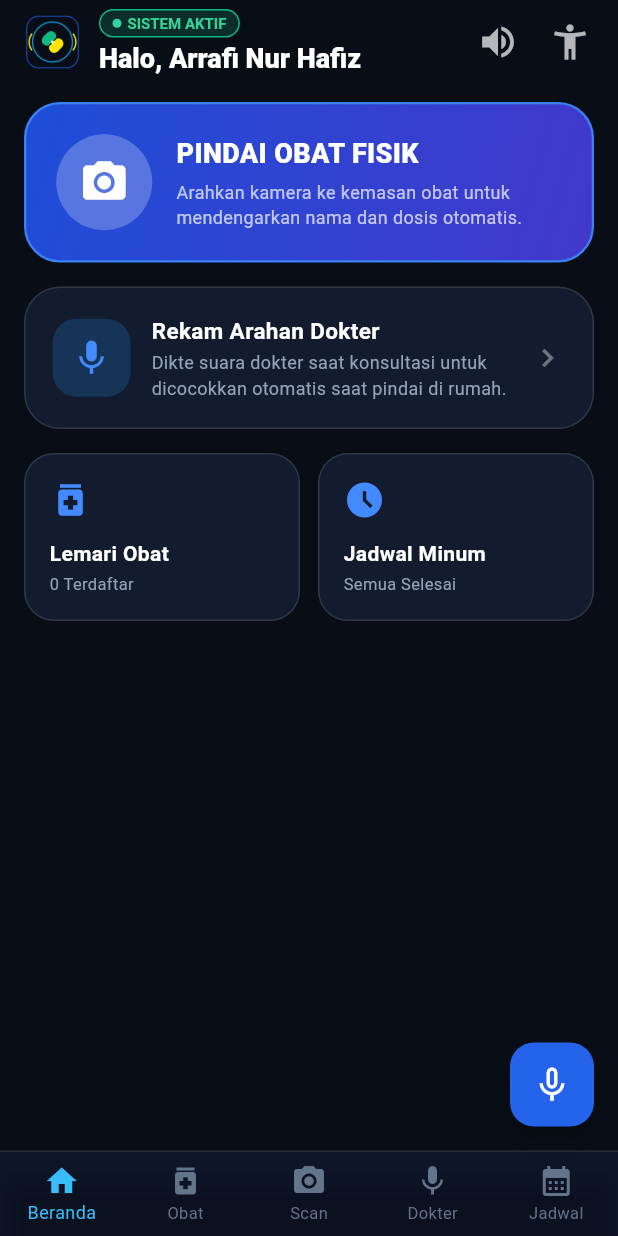
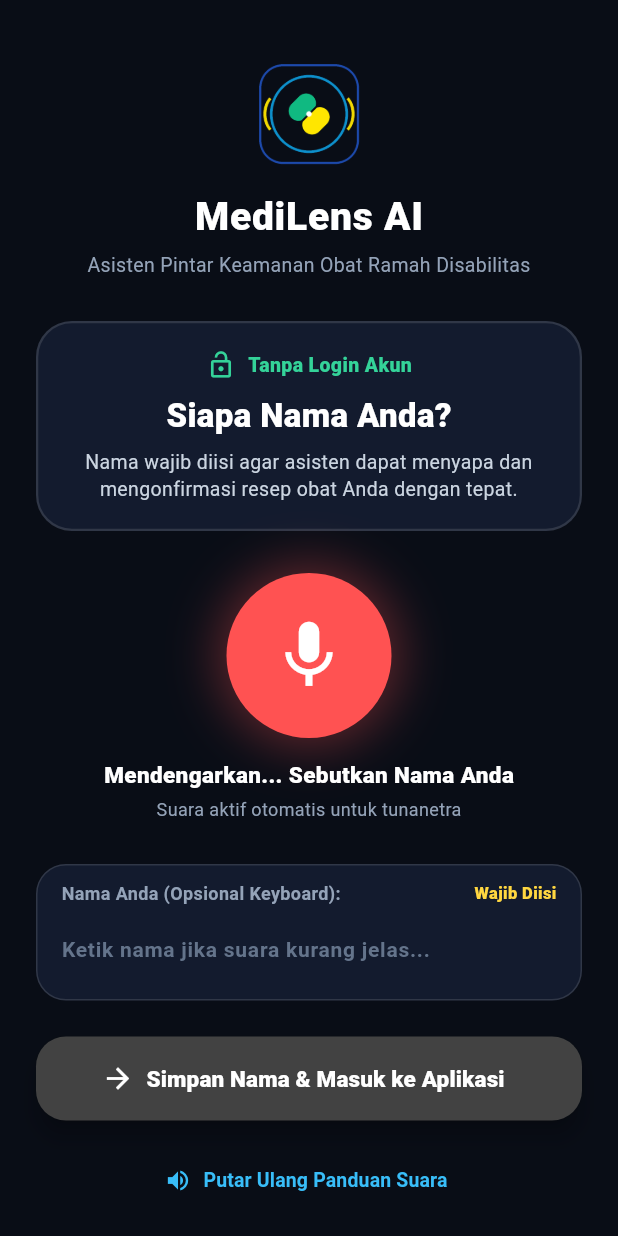
Before and after one commit to ArrafiNurHafiz/MediLens-AI, a Flutter app: the screen it shows after launch, on a phone screen of 412 x 824 dp. Run offline on Flutter 3.47's test engine with Material 3 defaults, Android fonts, the phone set to English and light mode, and no system bars; our stand-ins replace camera, flutter_tts, shared_preferences, speech_to_text, vibration.

Commit message:
feat(onboarding): zero-login onboarding wajib isi nama dengan default input suara dan opsi keyboard

```diff
--- a/lib/main.dart
+++ b/lib/main.dart
@@ -7,6 +7,7 @@ import 'screens/doctor_consultation_screen.dart';
 import 'screens/scan_screen.dart';
 import 'screens/medicine_cabinet_screen.dart';
 import 'screens/schedule_screen.dart';
+import 'screens/welcome_name_screen.dart';
 import 'widgets/voice_commander_dialog.dart';
 
 void main() {
@@ -34,7 +35,9 @@ class MediLensApp extends StatelessWidget {
         highContrast: settings.highContrast,
         largeFont: settings.largeFont,
       ),
-      home: const MainNavigationShell(),
+      home: provider.isOnboarded
+          ? const MainNavigationShell()
+          : const WelcomeNameScreen(),
     );
   }
 }
--- a/lib/models/medicine_models.dart
+++ b/lib/models/medicine_models.dart
@@ -373,7 +373,7 @@ class UserProfile {
   AccessibilitySettings settings;
 
   UserProfile({
-    this.name = 'Arrafi Nur Hafiz',
+    this.name = '',
     this.age = 25,
     this.gender = 'Laki-laki',
     this.bloodType = 'O+',
@@ -400,7 +400,7 @@ class UserProfile {
       };
 
   factory UserProfile.fromJson(Map<String, dynamic> json) => UserProfile(
-        name: json['name'] ?? 'Arrafi Nur Hafiz',
+        name: json['name'] ?? '',
         age: json['age'] ?? 25,
         gender: json['gender'] ?? 'Laki-laki',
         bloodType: json['bloodType'] ?? 'O+',
--- a/lib/providers/medicine_provider.dart
+++ b/lib/providers/medicine_provider.dart
@@ -14,6 +14,7 @@ class MedicineProvider extends ChangeNotifier {
   List<DoctorConsultation> _consultations = [];
   UserProfile _profile = UserProfile();
   bool _isLoaded = false;
+  bool _isOnboarded = false;
 
   final FlutterTts _tts = FlutterTts();
 
@@ -24,6 +25,7 @@ class MedicineProvider extends ChangeNotifier {
       _consultations.isNotEmpty ? _consultations.first : null;
   UserProfile get profile => _profile;
   bool get isLoaded => _isLoaded;
+  bool get isOnboarded => _isOnboarded;
 
   MedicineProvider() {
     _initTts();
@@ -101,6 +103,9 @@ class MedicineProvider extends ChangeNotifier {
       if (profileJson != null) {
         _profile = UserProfile.fromJson(jsonDecode(profileJson));
       }
+
+      final savedOnboarded = prefs.getBool('medilens_fresh_v2_onboarded') ?? false;
+      _isOnboarded = savedOnboarded && _profile.name.trim().isNotEmpty;
     } catch (e) {
       debugPrint('Storage load error: $e');
     } finally {
@@ -231,6 +236,22 @@ class MedicineProvider extends ChangeNotifier {
     _saveToStorage();
     triggerHaptic('success');
     notifyListeners();
+  }
+
+  Future<void> completeOnboarding(String userName) async {
+    final cleanName = userName.trim().isNotEmpty ? userName.trim() : 'Pengguna';
+    _profile.name = cleanName;
+    _isOnboarded = true;
+    notifyListeners(); // Transisi UI instan tanpa menunggu penulisan storage
+    try {
+      final prefs = await SharedPreferences.getInstance();
+      await prefs.setBool('medilens_fresh_v2_onboarded', true);
+      await _saveToStorage();
+      triggerHaptic('success');
+      speak('Terima kasih $cleanName. Profil Anda telah aktif. Selamat datang di MediLens AI.');
+    } catch (e) {
+      debugPrint('Onboarding save error: $e');
+    }
   }
 
   void updateAccessibility(AccessibilitySettings newSettings) {
--- /dev/null
+++ b/lib/screens/welcome_name_screen.dart
@@ -0,0 +1,420 @@
+import 'dart:async';
+import 'package:flutter/material.dart';
+import 'package:provider/provider.dart';
+import 'package:speech_to_text/speech_to_text.dart' as stt;
+import '../providers/medicine_provider.dart';
+
+class WelcomeNameScreen extends StatefulWidget {
+  const WelcomeNameScreen({super.key});
+
+  @override
+  State<WelcomeNameScreen> createState() => _WelcomeNameScreenState();
+}
+
+class _WelcomeNameScreenState extends State<WelcomeNameScreen> {
+  final TextEditingController _nameController = TextEditingController();
+  late stt.SpeechToText _speech;
+  bool _isListening = false;
+  Timer? _autoListenTimer;
+
+  @override
+  void initState() {
+    super.initState();
+    _speech = stt.SpeechToText();
+
+    WidgetsBinding.instance.addPostFrameCallback((_) {
+      final provider = context.read<MedicineProvider>();
+      provider.triggerHaptic('success');
+      provider.speak(
+        'Selamat datang di MediLens AI. Pendaftaran instan tanpa login akun. Nama Anda wajib diisi. Silakan sebutkan nama Anda setelah getaran.',
+      );
+
+      // Default menggunakan input suara: aktifkan mikrofon otomatis
+      _autoListenTimer = Timer(const Duration(milliseconds: 4000), () {
+        if (mounted && _nameController.text.trim().isEmpty) {
+          _startListening();
+        }
+      });
+    });
+  }
+
+  void _startListening() async {
+    final provider = context.read<MedicineProvider>();
+    provider.triggerHaptic('click');
+    provider.stopSpeech();
+
+    bool available = await _speech.initialize(
+      onStatus: (status) {
+        if (status == 'notListening' && mounted) {
+          setState(() => _isListening = false);
+        }
+      },
+      onError: (val) {
+        if (mounted) setState(() => _isListening = false);
+      },
+    );
+
+    if (available) {
+      setState(() => _isListening = true);
+      provider.triggerHaptic('click');
+
+      _speech.listen(
+        onResult: (val) {
+          if (mounted) {
+            final words = val.recognizedWords.trim();
+            if (words.isNotEmpty) {
+              setState(() {
+                _nameController.text = _formatName(words);
+              });
+            }
+            if (val.finalResult && words.isNotEmpty) {
+              final formatted = _formatName(words);
+              provider.triggerHaptic('success');
+              provider.speak(
+                'Nama Anda $formatted. Ketuk tombol Masuk di bawah atau ketuk layar dua kali untuk mulai.',
+              );
+            }
+          }
+        },
+      );
+    } else {
+      provider.speak('Mikrofon suara tidak dapat diakses. Silakan gunakan keyboard di bawah.');
+    }
+  }
+
+  String _formatName(String raw) {
+    if (raw.isEmpty) return raw;
+    return raw.split(' ').map((word) {
+      if (word.isEmpty) return word;
+      return word[0].toUpperCase() + word.substring(1).toLowerCase();
+    }).join(' ');
+  }
+
+  void _submitName() {
+    final name = _nameController.text.trim();
+    final provider = context.read<MedicineProvider>();
+
+    if (name.isEmpty) {
+      provider.triggerHaptic('alert');
+      provider.speak(
+        'Nama wajib diisi sebelum melanjutkan. Silakan sebutkan nama Anda melalui mikrofon atau ketik menggunakan keyboard.',
+      );
+      return;
+    }
+
+    _speech.stop();
+    _autoListenTimer?.cancel();
+    provider.completeOnboarding(name);
+  }
+
+  @override
+  void dispose() {
+    _autoListenTimer?.cancel();
+    _speech.stop();
+    _nameController.dispose();
+    super.dispose();
+  }
+
+  @override
+  Widget build(BuildContext context) {
+    final provider = context.watch<MedicineProvider>();
+    final isHC = provider.profile.settings.highContrast;
+
+    return Scaffold(
+      backgroundColor: isHC ? Colors.black : const Color(0xFF090D16),
+      body: SafeArea(
+        child: SingleChildScrollView(
+          padding: const EdgeInsets.symmetric(horizontal: 24, vertical: 28),
+          child: Column(
+              crossAxisAlignment: CrossAxisAlignment.stretch,
+              children: [
+                const SizedBox(height: 12),
+
+                // Logo & App Branding
+                Center(
+                  child: Column(
+                    children: [
+                      ClipRRect(
+                        borderRadius: BorderRadius.circular(20),
+                        child: Image.asset(
+                          'assets/images/logo.png',
+                          height: 72,
+                          width: 72,
+                          fit: BoxFit.cover,
+                          errorBuilder: (ctx, err, stack) => Icon(
+                            Icons.lens,
+                            size: 72,
+                            color: isHC ? const Color(0xFFFFE600) : const Color(0xFF38BDF8),
+                          ),
+                        ),
+                      ),
+                      const SizedBox(height: 14),
+                      Text(
+                        'MediLens AI',
+                        style: TextStyle(
+                          color: isHC ? const Color(0xFFFFE600) : Colors.white,
+                          fontSize: 26,
+                          fontWeight: FontWeight.w900,
+                          letterSpacing: 0.5,
+                        ),
+                      ),
+                      const SizedBox(height: 4),
+                      Text(
+                        'Asisten Pintar Keamanan Obat Ramah Disabilitas',
+                        textAlign: TextAlign.center,
+                        style: TextStyle(
+                          color: isHC ? const Color(0xFFFFE600) : const Color(0xFF94A3B8),
+                          fontSize: 13,
+                        ),
+                      ),
+                    ],
+                  ),
+                ),
+
+                const SizedBox(height: 28),
+
+                // Zero-Login Banner & Instruction
+                Container(
+                  padding: const EdgeInsets.all(18),
+                  decoration: BoxDecoration(
+                    color: isHC ? Colors.black : const Color(0xFF131B2E),
+                    borderRadius: BorderRadius.circular(24),
+                    border: Border.all(
+                      color: isHC ? const Color(0xFFFFE600) : Colors.white12,
+                      width: isHC ? 3 : 1.5,
+                    ),
+                  ),
+                  child: Column(
+                    children: [
+                      Row(
+                        mainAxisAlignment: MainAxisAlignment.center,
+                        children: [
+                          Icon(
+                            Icons.lock_open,
+                            size: 20,
+                            color: isHC ? const Color(0xFFFFE600) : const Color(0xFF34D399),
+                          ),
+                          const SizedBox(width: 8),
+                          Text(
+                            'Tanpa Login Akun',
+                            style: TextStyle(
+                              color: isHC ? const Color(0xFFFFE600) : const Color(0xFF34D399),
+                              fontSize: 13,
+                              fontWeight: FontWeight.w900,
+                            ),
+                          ),
+                        ],
+                      ),
+                      const SizedBox(height: 8),
+                      Text(
+                        'Siapa Nama Anda?',
+                        style: TextStyle(
+                          color: isHC ? const Color(0xFFFFE600) : Colors.white,
+                          fontSize: 22,
+                          fontWeight: FontWeight.w900,
+                        ),
+                      ),
+                      const SizedBox(height: 6),
+                      Text(
+                        'Nama wajib diisi agar asisten dapat menyapa dan mengonfirmasi resep obat Anda dengan tepat.',
+                        textAlign: TextAlign.center,
+                        style: TextStyle(
+                          color: isHC ? const Color(0xFFFFE600) : const Color(0xFFCBD5E1),
+                          fontSize: 13,
+                          height: 1.4,
+                        ),
+                      ),
+                    ],
+                  ),
+                ),
+
+                const SizedBox(height: 28),
+
+                // Giant Voice Input Microphone Button (DEFAULT INPUT: SUARA)
+                Center(
+                  child: Column(
+                    children: [
+                      Semantics(
+                        label: _isListening
+                            ? 'Sedang mendengarkan suara Anda. Sebutkan nama Anda.'
+                            : 'Ketuk untuk menyebutkan nama Anda lewat suara.',
+                        button: true,
+                        child: InkWell(
+                          onTap: _startListening,
+                          borderRadius: BorderRadius.circular(60),
+                          child: Container(
+                            height: 110,
+                            width: 110,
+                            decoration: BoxDecoration(
+                              shape: BoxShape.circle,
+                              color: _isListening
+                                  ? Colors.redAccent
+                                  : (isHC ? const Color(0xFFFFE600) : const Color(0xFF2563EB)),
+                              boxShadow: [
+                                BoxShadow(
+                                  color: (_isListening
+                                          ? Colors.redAccent
+                                          : (isHC ? const Color(0xFFFFE600) : Colors.blue))
+                                      .withValues(alpha: 0.35),
+                                  blurRadius: 28,
+                                  spreadRadius: 6,
+                                ),
+                              ],
+                            ),
+                            child: Icon(
+                              _isListening ? Icons.mic : Icons.mic_none,
+                              size: 54,
+                              color: isHC ? Colors.black : Colors.white,
+                            ),
+                          ),
+                        ),
+                      ),
+                      const SizedBox(height: 14),
+                      Text(
+                        _isListening ? 'Mendengarkan... Sebutkan Nama Anda' : 'Ketuk untuk Bicara (Default Suara)',
+                        style: TextStyle(
+                          color: isHC ? const Color(0xFFFFE600) : Colors.white,
+                          fontSize: 15,
+                          fontWeight: FontWeight.w800,
+                        ),
+                      ),
+                      const SizedBox(height: 4),
+                      Text(
+                        'Suara aktif otomatis untuk tunanetra',
+                        style: TextStyle(
+                          color: isHC ? const Color(0xFFFFE600) : const Color(0xFF94A3B8),
+                          fontSize: 12,
+                        ),
+                      ),
+                    ],
+                  ),
+                ),
+
+                const SizedBox(height: 28),
+
+                // Optional Keyboard Input (OPSIONAL KEYBOARD)
+                Container(
+                  padding: const EdgeInsets.symmetric(horizontal: 16, vertical: 10),
+                  decoration: BoxDecoration(
+                    color: isHC ? Colors.black : const Color(0xFF131B2E),
+                    borderRadius: BorderRadius.circular(20),
+                    border: Border.all(
+                      color: isHC ? const Color(0xFFFFE600) : Colors.white12,
+                      width: isHC ? 3 : 1,
+                    ),
+                  ),
+                  child: Column(
+                    crossAxisAlignment: CrossAxisAlignment.start,
+                    children: [
+                      Row(
+                        mainAxisAlignment: MainAxisAlignment.spaceBetween,
+                        children: [
+                          Expanded(
+                            child: Text(
+                              'Nama Anda (Opsional Keyboard):',
+                              style: TextStyle(
+                                color: isHC ? const Color(0xFFFFE600) : const Color(0xFF94A3B8),
+                                fontSize: 12,
+                                fontWeight: FontWeight.bold,
+                              ),
+                            ),
+                          ),
+                          Text(
+                            'Wajib Diisi',
+                            style: TextStyle(
+                              color: isHC ? const Color(0xFFFFE600) : Colors.amberAccent,
+                              fontSize: 11,
+                              fontWeight: FontWeight.w900,
+                            ),
+                          ),
+                        ],
+                      ),
+                      const SizedBox(height: 4),
+                      TextField(
+                        controller: _nameController,
+                        style: TextStyle(
+                          color: isHC ? const Color(0xFFFFE600) : Colors.white,
+                          fontSize: 18,
+                          fontWeight: FontWeight.bold,
+                        ),
+                        decoration: InputDecoration(
+                          hintText: 'Ketik nama jika suara kurang jelas...',
+                          hintStyle: TextStyle(
+                            color: isHC
+                                ? const Color(0xFFFFE600).withValues(alpha: 0.5)
+                                : const Color(0xFF64748B),
+                            fontSize: 14,
+                          ),
+                          border: InputBorder.none,
+                          suffixIcon: _nameController.text.isNotEmpty
+                              ? IconButton(
+                                  icon: Icon(
+                                    Icons.clear,
+                                    color: isHC ? const Color(0xFFFFE600) : Colors.white54,
+                                  ),
+                                  onPressed: () {
+                                    setState(() => _nameController.clear());
+                                  },
+                                )
+                              : null,
+                        ),
+                        onChanged: (val) => setState(() {}),
+                        onSubmitted: (val) => _submitName(),
+                      ),
+                    ],
+                  ),
+                ),
+
+                const SizedBox(height: 24),
+
+                // Submit / Enter Button
+                ElevatedButton.icon(
+                  style: ElevatedButton.styleFrom(
+                    backgroundColor: _nameController.text.trim().isNotEmpty
+                        ? (isHC ? const Color(0xFFFFE600) : const Color(0xFF10B981))
+                        : Colors.grey.shade800,
+                    foregroundColor: isHC ? Colors.black : Colors.white,
+                    minimumSize: const Size.fromHeight(56),
+                    shape: RoundedRectangleBorder(
+                      borderRadius: BorderRadius.circular(20),
+                    ),
+                    elevation: 6,
+                  ),
+                  icon: const Icon(Icons.arrow_forward, size: 22),
+                  label: const Text(
+                    'Simpan Nama & Masuk ke Aplikasi',
+                    style: TextStyle(
+                      fontSize: 15,
+                      fontWeight: FontWeight.w900,
+                    ),
+                  ),
+                  onPressed: _submitName,
+                ),
+
+                const SizedBox(height: 16),
+
+                // Audio Guidance Replay
+                Center(
+                  child: TextButton.icon(
+                    style: TextButton.styleFrom(
+                      foregroundColor: isHC ? const Color(0xFFFFE600) : const Color(0xFF38BDF8),
+                    ),
+                    icon: const Icon(Icons.volume_up, size: 18),
+                    label: const Text(
+                      'Putar Ulang Panduan Suara',
+                      style: TextStyle(fontSize: 13, fontWeight: FontWeight.bold),
+                    ),
+                    onPressed: () {
+                      provider.speak(
+                        'Pendaftaran instan tanpa login akun. Nama Anda wajib diisi. Silakan sebutkan nama Anda melalui tombol mikrofon, atau ketik menggunakan keyboard pada kolom di bawah.',
+                      );
+                    },
+                  ),
+                ),
+              ],
+            ),
+          ),
+        ),
+    );
+  }
+}
```
Also changed, not shown: lib/screens/home_screen.dart (+64 -0 lines), 1 other file.
